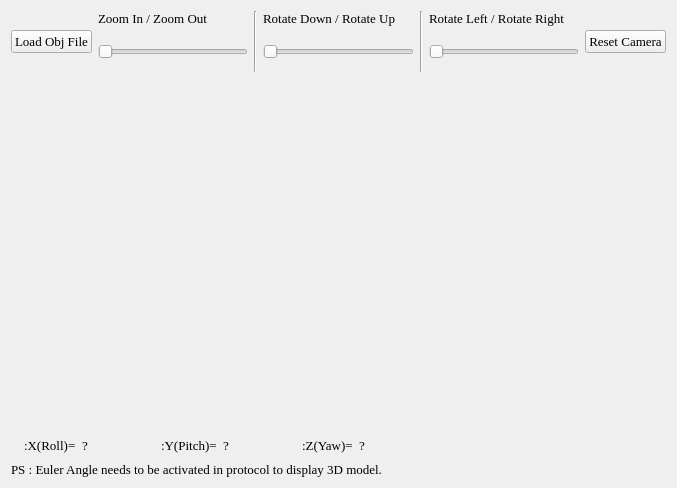
Old version of the form CHCenter/threedform.ui in the repository dongFangTuring/CHCenter.
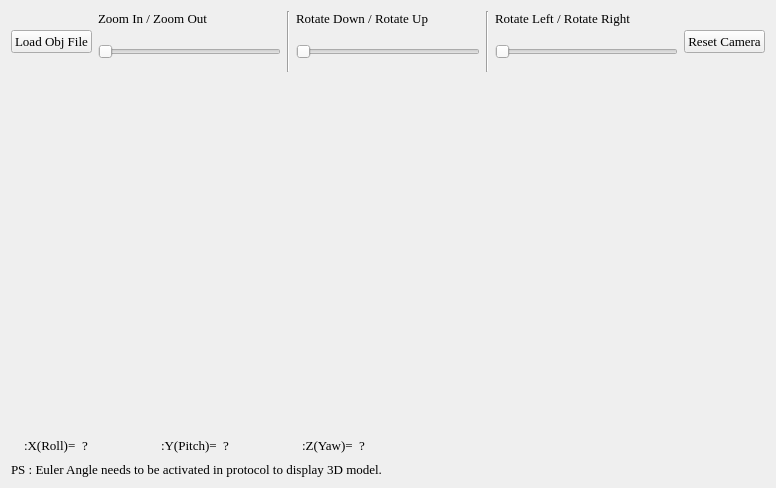
New version of the form. Icons and pictures are not drawn.

Patch:
```diff
--- a/CHCenter/threedform.ui
+++ b/CHCenter/threedform.ui
@@ -6,7 +6,7 @@
    <rect>
     <x>0</x>
     <y>0</y>
-    <width>677</width>
+    <width>776</width>
     <height>488</height>
    </rect>
   </property>
```
